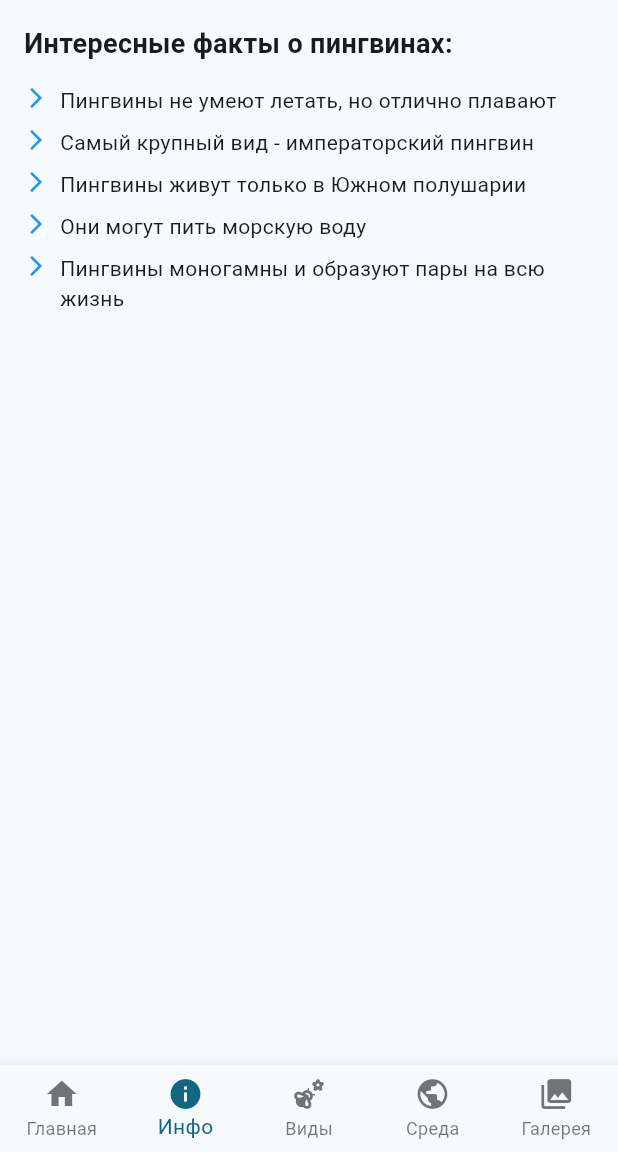
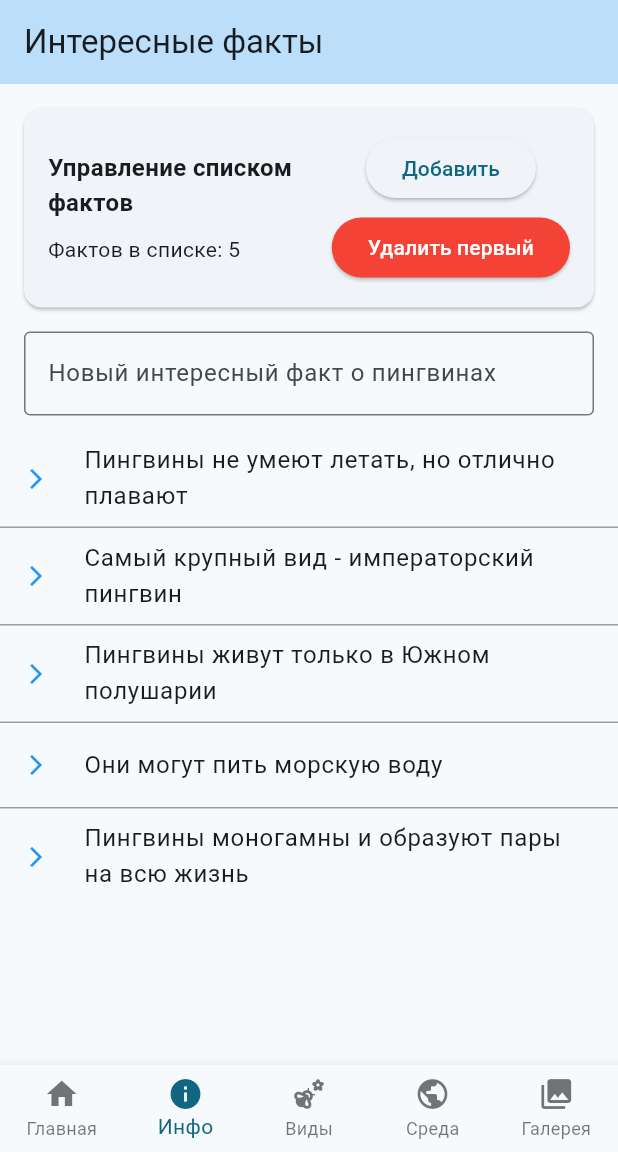
Before and after one commit to tezeku/rkmp, a Flutter app: the screen it shows after launch, item 2 of the bottom bar chosen, on a phone screen of 412 x 824 dp, the part 84-1236 px from its top. Run offline on Flutter 3.47's test engine with Material 3 defaults, Android fonts, the phone set to English and light mode, and no system bars.

Commit message:
Add in info_screen ListView.separated and delete some extra comments.

```diff
--- a/lib/screens/habitat_screen.dart
+++ b/lib/screens/habitat_screen.dart
@@ -50,7 +50,7 @@
   Widget build(BuildContext context) {
     return Scaffold(
       appBar: AppBar(
-        title: const Text('Регионы обитания - ListView'),
+        title: const Text('Регионы обитания'),
         backgroundColor: Colors.blue[100],
       ),
       body: Column(
--- a/lib/screens/info_screen.dart
+++ b/lib/screens/info_screen.dart
@@ -1,39 +1,121 @@
 import 'package:flutter/material.dart';
 
-class InfoScreen extends StatelessWidget {
+class InfoScreen extends StatefulWidget {
   const InfoScreen({super.key});
 
   @override
+  State<InfoScreen> createState() => _InfoScreenState();
+}
+
+class _InfoScreenState extends State<InfoScreen> {
+  final List<String> _facts = [
+    'Пингвины не умеют летать, но отлично плавают',
+    'Самый крупный вид - императорский пингвин',
+    'Пингвины живут только в Южном полушарии',
+    'Они могут пить морскую воду',
+    'Пингвины моногамны и образуют пары на всю жизнь',
+  ];
+
+  final TextEditingController _factController = TextEditingController();
+
+  void _addFact() {
+    final fact = _factController.text;
+    if (fact.isNotEmpty) {
+      setState(() {
+        _facts.add(fact);
+      });
+      _factController.clear();
+    }
+  }
+
+  void _removeFirstFact() {
+    if (_facts.isNotEmpty) {
+      setState(() {
+        _facts.removeAt(0);
+      });
+    }
+  }
+
+  @override
   Widget build(BuildContext context) {
-    return SingleChildScrollView(
+    return Scaffold(
+      appBar: AppBar(
+        title: const Text('Интересные факты'),
+        backgroundColor: Colors.blue[100],
+      ),
+      body: Column(
+        children: [
+          Card(
+            margin: const EdgeInsets.all(16),
+            child: Padding(
               padding: const EdgeInsets.all(16.0),
+              child: Row(
+                children: [
+                  Expanded(
                     child: Column(
                       crossAxisAlignment: CrossAxisAlignment.start,
                       children: [
                         const Text(
-            'Интересные факты о пингвинах:',
-            style: TextStyle(fontSize: 18, fontWeight: FontWeight.bold),
+                          'Управление списком фактов',
+                          style: TextStyle(fontSize: 16, fontWeight: FontWeight.bold),
                         ),
-          const SizedBox(height: 15),
-          _buildFact('Пингвины не умеют летать, но отлично плавают'),
-          _buildFact('Самый крупный вид - императорский пингвин'),
-          _buildFact('Пингвины живут только в Южном полушарии'),
-          _buildFact('Они могут пить морскую воду'),
-          _buildFact('Пингвины моногамны и образуют пары на всю жизнь'),
+                        const SizedBox(height: 10),
+                        Text('Фактов в списке: ${_facts.length}'),
                       ],
                     ),
+                  ),
+                  Column(
+                    children: [
+                      ElevatedButton(
+                        onPressed: _addFact,
+                        child: const Text('Добавить'),
+                      ),
+                      const SizedBox(height: 5),
+                      ElevatedButton(
+                        onPressed: _removeFirstFact,
+                        style: ElevatedButton.styleFrom(
+                          backgroundColor: Colors.red,
+                          foregroundColor: Colors.white,
+                        ),
+                        child: const Text('Удалить первый'),
+                      ),
+                    ],
+                  ),
+                ],
+              ),
+            ),
+          ),
+
+          Padding(
+            padding: const EdgeInsets.symmetric(horizontal: 16.0),
+            child: TextField(
+              controller: _factController,
+              decoration: const InputDecoration(
+                labelText: 'Новый интересный факт о пингвинах',
+                border: OutlineInputBorder(),
+              ),
+            ),
+          ),
+
+          const SizedBox(height: 10),
+
+          Expanded(
+            child: ListView.separated(
+              itemCount: _facts.length,
+              separatorBuilder: (context, index) => const Divider(
+                height: 1,
+                thickness: 1,
+                color: Colors.grey,
+              ),
+              itemBuilder: (context, index) {
+                return ListTile(
+                  leading: const Icon(Icons.arrow_forward_ios,
+                      size: 16, color: Colors.blue),
+                  title: Text(_facts[index]),
                 );
-  }
-
-  Widget _buildFact(String fact) {
-    return Padding(
-      padding: const EdgeInsets.only(bottom: 8.0),
-      child: Row(
-        crossAxisAlignment: CrossAxisAlignment.start,
-        children: [
-          const Icon(Icons.arrow_forward_ios, size: 16, color: Colors.blue),
-          const SizedBox(width: 8),
-          Expanded(child: Text(fact)),
+              },
+            ),
+          ),
         ],
       ),
     );
--- a/lib/screens/species_screen.dart
+++ b/lib/screens/species_screen.dart
@@ -54,7 +54,7 @@
   Widget build(BuildContext context) {
     return Scaffold(
       appBar: AppBar(
-        title: const Text('Виды пингвинов - Column'),
+        title: const Text('Виды пингвинов'),
         backgroundColor: Colors.blue[100],
       ),
       body: Padding(
```
Lines whose indentation alone changed are shown as unchanged.
